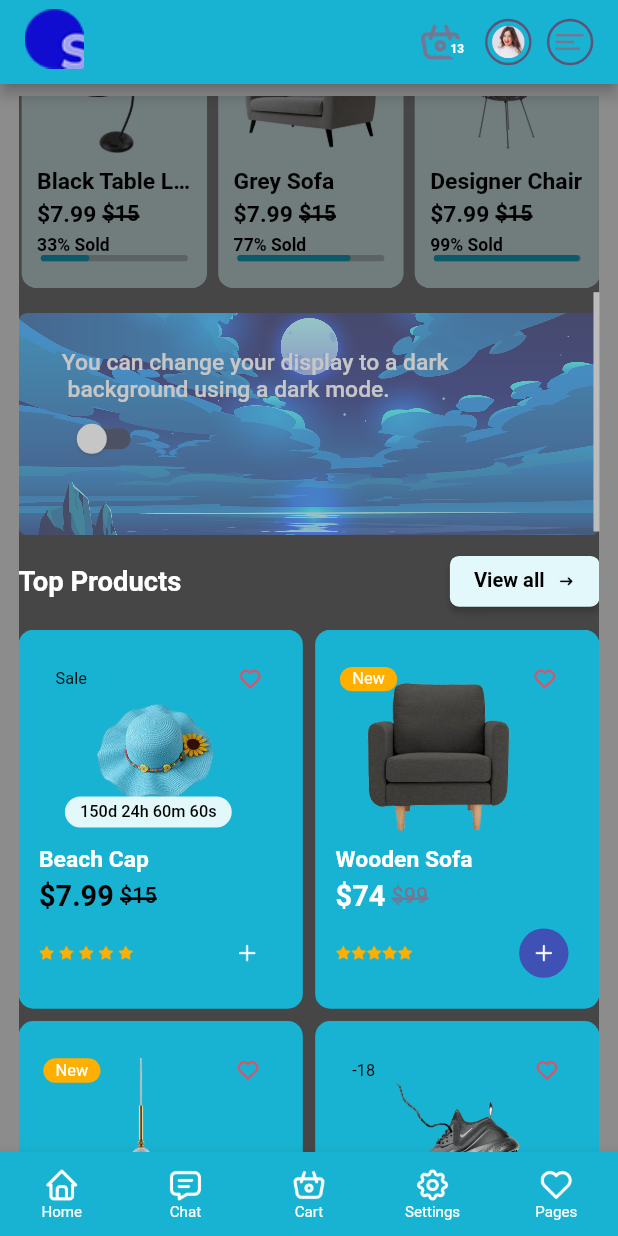
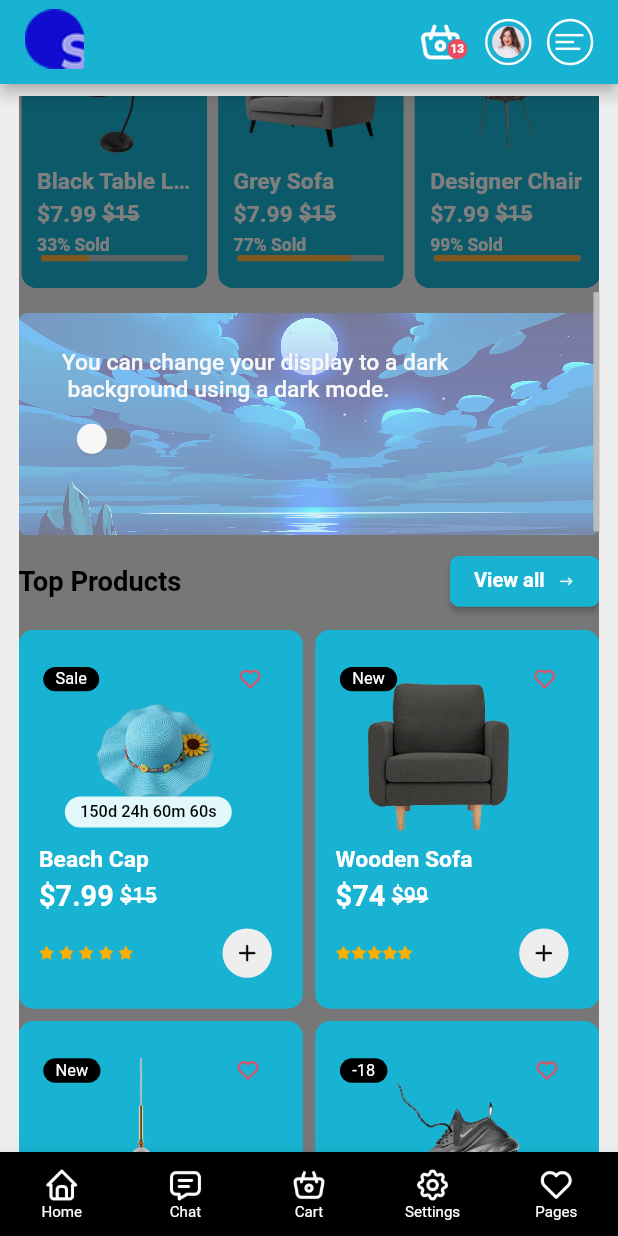
Before and after one commit to Alaminpk05/Suha, a Flutter app: the screen it shows after launch, scrolled down 576 dp, on a phone screen of 412 x 824 dp. Run offline on Flutter 3.47's test engine with Material 3 defaults, Android fonts, the light colour scheme and no system bars; drawn by our look-alikes of percent_indicator; our stand-ins replace badges, get_it, go_router, persistent_bottom_nav_bar, responsive_sizer, smooth_page_indicator; Roboto replaces fonts that are missing (PlusJakartaSans-Regular.ttf).

Commit message:
optimized color access

```diff
--- a/lib/features/home/Widgets/SectionWidgets/cycloneoffer.dart
+++ b/lib/features/home/Widgets/SectionWidgets/cycloneoffer.dart
@@ -1,6 +1,7 @@
 import 'package:flutter/material.dart';
 import 'package:responsive_sizer/responsive_sizer.dart';
 import 'package:shuhaui/features/home/data/model/cycloneoffer.dart';
+import 'package:shuhaui/utils/constant/colors.dart';
 import 'package:shuhaui/utils/respnsive_helper.dart';
 import '../singlewidgets/cycloneofferCard.dart';
 
@@ -57,7 +58,7 @@
                 Text(
                   "Cyclone Offer",
                   style: TextStyle(
-                      color: Color.fromRGBO(226, 248, 251, 1),
+                      color: productsHeaderColor,
                       fontSize: 17.sp,
                       fontWeight: FontWeight.w700),
                   overflow: TextOverflow.ellipsis,
@@ -65,7 +66,7 @@
                 Text(
                   "${widget.digitDays}d ${widget.digitHours}h ${widget.digitMinutes}m ${widget.digitSeconds}s",
                   style: TextStyle(
-                      color: Colors.white,
+                      color: timerColor,
                       fontSize: mobile ? 17.sp : 15.5.sp,
                       fontWeight: FontWeight.w500),
                   overflow: TextOverflow.ellipsis,
--- a/lib/features/home/Widgets/SectionWidgets/homeappbar.dart
+++ b/lib/features/home/Widgets/SectionWidgets/homeappbar.dart
@@ -1,6 +1,7 @@
 import 'package:flutter/material.dart';
 import 'package:responsive_sizer/responsive_sizer.dart';
 import 'package:shuhaui/features/home/Widgets/singlewidgets/textwidget.dart';
+import 'package:shuhaui/utils/constant/colors.dart';
 import 'package:shuhaui/utils/global_widgets/circuler_menu.dart';
 import 'package:shuhaui/utils/respnsive_helper.dart';
 
@@ -46,6 +47,7 @@
                   width: mobile?8.5.w:6.2.w,
                   child: Image.asset(
                     // height: mobile?4.20.h:0.h,
+                    color: appbariconColor,
                     "assets/basket (1).png",
                     fit: BoxFit.contain,
                   ),
@@ -56,8 +58,8 @@
                     child:Container(
                       constraints: BoxConstraints(maxHeight:1.65.h,
                       minWidth: 4.2.w),
-                      decoration: const BoxDecoration(
-                        color: Color.fromRGBO(24,179,210,1),
+                      decoration:  BoxDecoration(
+                        color: badgeColor,
                         // Color.fromRGBO(98, 90, 250, 1),
                         shape: BoxShape.circle
 
@@ -85,8 +87,7 @@
           decoration:  BoxDecoration(
             shape: BoxShape.circle,
             border: Border.all(
-              color: const Color.fromRGBO(
-                  92, 83, 121, 1),
+              color: appbariconColor,
               width: mobile?0.38.w:0.3.w,
             ),
 
--- a/lib/features/home/Widgets/SectionWidgets/topproducts.dart
+++ b/lib/features/home/Widgets/SectionWidgets/topproducts.dart
@@ -2,6 +2,7 @@
 import 'package:responsive_sizer/responsive_sizer.dart';
 import 'package:shuhaui/features/home/data/model/top_product.dart';
 import 'package:shuhaui/features/shop_grid.dart';
+import 'package:shuhaui/utils/constant/colors.dart';
 import 'package:shuhaui/utils/respnsive_helper.dart';
 
 import '../singlewidgets/topProductwithouttime.dart';
@@ -102,7 +103,7 @@
                         minibuttoncolor: const Color.fromRGBO(255, 175, 0, 1),
                         minibuttonword2: item.minibuttonword,
                         mobile: mobile,
-                        textcolor: Colors.white,
+                        textcolor: textColor,
                         tablet: tablet,
                         width: mobile ? 45.w : 30.w);
               });
--- a/lib/features/home/Widgets/singlewidgets/categorybuttonwidget.dart
+++ b/lib/features/home/Widgets/singlewidgets/categorybuttonwidget.dart
@@ -1,6 +1,7 @@
 import 'package:flutter/cupertino.dart';
 import 'package:flutter/material.dart';
 import 'package:responsive_sizer/responsive_sizer.dart';
+import 'package:shuhaui/utils/constant/colors.dart';
 import 'package:shuhaui/utils/respnsive_helper.dart';
 
 class CategoryWidget extends StatelessWidget {
@@ -25,7 +26,7 @@
           height: mobile ? 14.h : 1.h,
           width: mobile ? 22.w : 16.4.w,
           decoration: BoxDecoration(
-              color:Color.fromRGBO(226, 248, 251, 1),
+              color: productColor,
               // const Color.fromRGBO(36, 38, 68, 1),
               borderRadius: BorderRadius.circular(12.sp)),
           child: Column(
@@ -46,7 +47,7 @@
               regularfont(
                 text: text,
                 fontsize: mobile ? 15.sp : 13.3.sp,
-                color:Colors.black
+                color:textColor
                 // const Color.fromRGBO(116, 119, 148, 0.8),
               )
             ],
--- a/lib/features/home/Widgets/singlewidgets/collectionscard.dart
+++ b/lib/features/home/Widgets/singlewidgets/collectionscard.dart
@@ -4,6 +4,7 @@
 import 'package:flutter/material.dart';
 import 'package:responsive_sizer/responsive_sizer.dart';
 import 'package:shuhaui/features/home/Widgets/singlewidgets/textwidget.dart';
+import 'package:shuhaui/utils/constant/colors.dart';
 import 'package:shuhaui/utils/respnsive_helper.dart';
 
 class CollectionCard extends StatelessWidget {
@@ -79,7 +80,7 @@
               badgeAnimation: const badges.BadgeAnimation.scale(),
               badgeStyle: BadgeStyle(
 
-                badgeColor: const Color.fromRGBO(234,76,98, 1),
+                badgeColor: badgeColor,
                 shape: badges.BadgeShape.square,
                 borderRadius: BorderRadius.circular(11.sp),
               ),
--- a/lib/features/home/Widgets/singlewidgets/cycloneofferCard.dart
+++ b/lib/features/home/Widgets/singlewidgets/cycloneofferCard.dart
@@ -1,6 +1,7 @@
 import 'package:flutter/material.dart';
 import 'package:percent_indicator/linear_percent_indicator.dart';
 import 'package:responsive_sizer/responsive_sizer.dart';
+import 'package:shuhaui/utils/constant/colors.dart';
 
 import 'package:shuhaui/utils/respnsive_helper.dart';
 
@@ -31,7 +32,7 @@
               top: Mobile?0.5.h:2.h, left: Mobile?0.5.w:0.3.w,
               right: 0.65.h, bottom: Mobile?0.h:3.h),
           decoration: BoxDecoration(
-              color: Color.fromRGBO(226, 248, 251, 1),
+              color:productColor,
               //  const Color.fromRGBO(36, 38, 68, 1),
               borderRadius: BorderRadius.circular(10)),
           padding: EdgeInsets.only(
@@ -62,7 +63,7 @@
                       Text(
                         title!,
                         style: TextStyle(
-                             color: Colors.black,
+                             color: textColor,
                             fontSize: Mobile?16.sp:14.sp,
                             fontWeight: FontWeight.w700),
                         overflow: TextOverflow.ellipsis,
@@ -74,7 +75,7 @@
                         Text(
                           "\$7.99",
                           style: TextStyle(
-                              color: Colors.black,
+                              color: textColor,
                               fontSize: Mobile?16.sp:14.sp,
                               fontWeight: FontWeight.w700),
                           overflow: TextOverflow.ellipsis,
@@ -84,7 +85,7 @@
                           child: Text(
                             "\$15",
                             style: TextStyle(
-                              color: Colors.black,
+                              color: textColor,
                               fontSize: Mobile?15.5.sp:13.5.sp,
                               fontWeight: FontWeight.w600,
                               decoration: TextDecoration.lineThrough,
@@ -104,7 +105,7 @@
                           Text(
                             "${(value * 100).toStringAsFixed(0)}% Sold",
                             style: TextStyle(
-                               color: Colors.black,
+                               color:textColor,
                               fontSize: 14.sp,
                               fontWeight: FontWeight.w600,
                             ),
@@ -114,7 +115,7 @@
                             padding: EdgeInsets.symmetric(horizontal: Mobile?0.6.w:0),
                             lineHeight: 0.5.h,
                             percent: value,
-                            progressColor:const Color.fromRGBO(24,179,210,1),
+                            progressColor:productSoldColor,
                             //  const Color.fromRGBO(13, 110, 253, 1),
                           ),
                         ],
--- a/lib/features/home/Widgets/singlewidgets/topProductwithouttime.dart
+++ b/lib/features/home/Widgets/singlewidgets/topProductwithouttime.dart
@@ -1,5 +1,6 @@
 import 'package:flutter/material.dart';
 import 'package:responsive_sizer/responsive_sizer.dart';
+import 'package:shuhaui/utils/constant/colors.dart';
 import 'package:shuhaui/utils/global_widgets/circuler_menu.dart';
 import 'categorybuttonwidget.dart';
 
@@ -19,7 +20,7 @@
     // margin: EdgeInsets.only(
     //     top: 0.5.h, left: mobile?0.5.w:0, right: 1.h, bottom: 0.5.h),
     decoration: BoxDecoration(
-      color:Color.fromRGBO(24,179,210,1),
+      color:productColor,
       //  const Color.fromRGBO(36, 38, 68, 1),
       borderRadius: BorderRadius.circular(10),
     ),
@@ -44,14 +45,14 @@
                 // width: mobile ? 10.w : 5.w,
                 decoration: BoxDecoration(
 
-                  color: minibuttoncolor,
+                  color: miniButtonColor,
                   borderRadius: BorderRadius.circular(20.sp),
                 ),
                 child: Center(
                   child: Text(
                     minibuttonword2,
                     style: TextStyle(
-                      color: minibuttonword2=="Sale"|| minibuttonword2=="On Sale"?Colors.black:textcolor,
+                      color:miniButtonTextColor,
                       fontWeight: FontWeight.w400,
                       fontFamily: "PlusJakartaSans-Regular.ttf",
                       fontSize: mobile ? 13.5.sp : 12.sp,
@@ -79,7 +80,7 @@
           child: regularfont(
             text: name,
             fontsize: mobile ? 16.sp : 21.px,
-            color: Colors.white,
+            color: textcolor,
           ),
         ),
         Positioned(
@@ -91,7 +92,7 @@
               Text(
                 "\$74",
                 style: TextStyle(
-                  color: Colors.white,
+                  color: textcolor,
                   fontSize: mobile ? 18.sp : 23.px,
                   fontWeight: FontWeight.w700,
                 ),
@@ -101,11 +102,11 @@
               Text(
                 "\$99",
                 style: TextStyle(
-                  color: const Color.fromRGBO(116, 119, 148, 1),
+                  color: textColor,
                   fontSize: mobile ? 15.5.sp : 13.5.sp,
                   fontWeight: FontWeight.w500,
                   decoration: TextDecoration.lineThrough,
-                  decorationColor: const Color.fromRGBO(116, 119, 148, 1),
+                  decorationColor: textColor,
                   decorationThickness: 0.3.h,
                 ),
 
@@ -130,12 +131,13 @@
                     ? 4.h
                     : 2.5
                         .h, // Use 4.h for both dimensions to maintain the circle
-                decoration: const BoxDecoration(
-                  color: Colors.indigo,
+                decoration:  BoxDecoration(
+                  color: addButtonColor,
                   shape: BoxShape.circle,
                 ),
                 child: Center(
                     child: Image.asset(
+                      color: addButtoniconColor,
                   'assets/plus.png',
                   height: mobile ? 2.h : 2.h,
                   width: mobile ? 2.h : 1.5.h,
--- a/lib/features/home/Widgets/singlewidgets/topproductswithcountdownCard.dart
+++ b/lib/features/home/Widgets/singlewidgets/topproductswithcountdownCard.dart
@@ -1,6 +1,7 @@
 import 'package:flutter/material.dart';
 import 'package:responsive_sizer/responsive_sizer.dart';
 import 'package:shuhaui/features/home/Widgets/singlewidgets/textwidget.dart';
+import 'package:shuhaui/utils/constant/colors.dart';
 import 'categorybuttonwidget.dart';
 
 Widget topProductwithtime(
@@ -22,7 +23,7 @@
     // margin: EdgeInsets.only(
     //     top: 0.5.h, left:mobile?0.5.w:0, right: 1.h, bottom: 0.5.h),
     decoration: BoxDecoration(
-      color:Color.fromRGBO(24,179,210,1),
+      color:productColor,
       // const Color.fromRGBO(36, 38, 68, 1),
       borderRadius: BorderRadius.circular(10),
     ),
@@ -36,21 +37,16 @@
             mainAxisAlignment: MainAxisAlignment.spaceBetween,
             children: [
               Container(
-                // height: mobile ? 2.h : 1.5.h,
-                // width: mobile ? 9.5.w : 5.w,
                 padding: EdgeInsets.symmetric(horizontal: 2.w, vertical: 0.2.h),
                 decoration: BoxDecoration(
-                  color: miniButtoncolor,
+                  color: miniButtonColor,
                   borderRadius: BorderRadius.circular(20.sp),
                 ),
                 child: Center(
                   child: Text(
                     miniButtonword,
                     style: TextStyle(
-                      color: miniButtonword == "Sale" ||
-                              miniButtonword == "On Sale"
-                          ? Colors.black
-                          : textcolor,
+                      color:  miniButtonTextColor,
                       fontWeight: FontWeight.w400,
                       fontFamily: "PlusJakartaSans-Regular.ttf",
                       fontSize: mobile ? 13.5.sp : 12.sp,
@@ -104,7 +100,7 @@
           child: regularfont(
             text: name,
             fontsize: mobile ? 16.sp : 21.px,
-            color: Colors.white,
+            color: textColor
           ),
         ),
         Positioned(
@@ -116,7 +112,7 @@
               Text(
                 "\$7.99",
                 style: TextStyle(
-                  color: Colors.black,
+                  color: textColor,
                   fontSize: mobile ? 18.sp : 23.px,
                   fontWeight: FontWeight.w700,
                 ),
@@ -126,12 +122,12 @@
               Text(
                 "\$15",
                 style: TextStyle(
-                  color:Colors.black,
+                  color:textColor,
                   // const Color.fromRGBO(116, 119, 148, 1),
                   fontSize: mobile ? 15.5.sp : 13.5.sp,
                   fontWeight: FontWeight.w500,
                   decoration: TextDecoration.lineThrough,
-                  decorationColor:Colors.black,
+                  decorationColor:textColor,
                   //  const Color.fromRGBO(116, 119, 148, 1),
                   decorationThickness: 0.3.h,
                 ),
@@ -165,13 +161,14 @@
                     ? 4.h
                     : 2.5
                         .h, // Use 4.h for both dimensions to maintain the circle
-                decoration: const BoxDecoration(
-                  color: Color.fromRGBO(24,179,210,1),
+                decoration:  BoxDecoration(
+                  color: addButtonColor,
                   shape: BoxShape.circle,
                 ),
                 child: Center(
                     child: Image.asset(
                   'assets/plus.png',
+                  color: addButtoniconColor,
                   height: mobile ? 2.h : 2.h,
                   width: mobile ? 2.h : 1.5.h,
                 )),
--- a/lib/features/home/Widgets/singlewidgets/viewallButton.dart
+++ b/lib/features/home/Widgets/singlewidgets/viewallButton.dart
@@ -1,5 +1,6 @@
 import 'package:flutter/material.dart';
 import 'package:responsive_sizer/responsive_sizer.dart';
+import 'package:shuhaui/utils/constant/colors.dart';
 import 'package:shuhaui/utils/respnsive_helper.dart';
 
 import 'categorybuttonwidget.dart';
@@ -22,11 +23,11 @@
         mainAxisAlignment: MainAxisAlignment.spaceBetween,
         children: [
           regularfont(text:productListviewTitle,
-           fontsize: 17.5.sp, color: Colors.white,)
+           fontsize: 17.5.sp, color: productsHeaderColor,)
           ,
           ElevatedButton(onPressed: ontab,
               style: ElevatedButton.styleFrom(
-                  backgroundColor:Color.fromRGBO(226, 248, 251, 1),
+                  backgroundColor:viewButtonColor,
                   //  const Color.fromRGBO(36, 38, 68, 1),
                    minimumSize: Size(0.w,mobile?4.1.h:3.5.h),
 
@@ -39,10 +40,10 @@
                 children: [
                   regularfont(text: "View all",
                   fontsize: mobile?15.sp:13.5.sp,
-                      color: Colors.black),
+                      color: viewButtontextColor),
                   SizedBox(width: mobile?2.w:1.w,),
                   Image.asset('assets/arrow-narrow-right.png',
-                  color: Colors.black,
+                  color: viewButtontextColor,
                   height: 3.h,width: mobile?3.w:2.5.w,)
                 ],
               ))
--- a/lib/main.dart
+++ b/lib/main.dart
@@ -24,10 +24,10 @@
 
               //  Color.fromRGBO(51, 40, 88, 1),
             ),
-            scaffoldBackgroundColor: Colors.black26,
+            scaffoldBackgroundColor: Color.fromRGBO(238, 238, 238, 1),
             // const Color.fromRGBO(12, 21, 59, 1),
             bottomNavigationBarTheme: const BottomNavigationBarThemeData(
-              backgroundColor:Color.fromRGBO(24,179,210,1),
+              backgroundColor:Colors.black,
               //  Color.fromRGBO(51, 40, 88, 1),
             ),
             useMaterial3: false,
--- a/lib/utils/constant/colors.dart
+++ b/lib/utils/constant/colors.dart
@@ -1,3 +1,18 @@
 import 'package:flutter/material.dart';
 
 Color elevateTextButtonColor= const Color.fromRGBO(255, 255, 255, 0.98);
+Color productColor= const Color.fromRGBO(24,179,210,1);
+Color textColor=Colors.white;
+Color addButtonColor=Color.fromRGBO(238, 238, 238, 1);
+Color viewButtonColor=Color.fromRGBO(24,179,210,1);
+Color badgeColor=const Color.fromRGBO(234,76,98, 1);
+Color appbariconColor=Colors.white;
+Color addButtoniconColor=Colors.black;
+Color viewButtontextColor=Colors.white;
+Color productsHeaderColor=Colors.black;
+Color miniButtonColor=Colors.black;
+Color miniButtonTextColor=Colors.white;
+Color productSoldColor=Colors.orangeAccent;
+Color timerColor=Colors.black;
+Color filterCardColor=Colors.white;
+Color filteritemColor=Colors.black;
--- a/lib/utils/global_widgets/circuler_menu.dart
+++ b/lib/utils/global_widgets/circuler_menu.dart
@@ -2,6 +2,7 @@
 import 'package:flutter/material.dart';
 import 'package:responsive_sizer/responsive_sizer.dart';
 import 'package:shuhaui/features/pages/pages.dart';
+import 'package:shuhaui/utils/constant/colors.dart';
 import 'package:shuhaui/utils/global_widgets/custom_simple_appbar.dart';
 import 'package:shuhaui/utils/respnsive_helper.dart';
 
@@ -20,8 +21,7 @@
       decoration: BoxDecoration(
         shape: BoxShape.circle,
         border: Border.all(
-          color: const Color.fromRGBO(
-              92, 83, 121, 1), // Border color (outer circle)
+          color: appbariconColor, // Border color (outer circle)
           width: mobile ? 0.4.w : 0.3.w, // Width of the outer circle
         ),
       ),
@@ -42,9 +42,10 @@
 
 Widget _buildLine(double isWidth, double height) {
   return Container(
+
     width: isWidth, // Adjust width of the lines
     height: height, // Thickness of the lines
-    color: const Color.fromRGBO(116, 119, 148, 1), // Line color
+    color: appbariconColor, // Line color
   );
 }
 
```
Also changed, not shown: lib/features/home/Widgets/SectionWidgets/search&filter.dart (+6 -3 lines), lib/features/home/Widgets/singlewidgets/featuredproducts.dart (+6 -6 lines), lib/features/home/Widgets/singlewidgets/weeklybestsellerscard.dart (+11 -11 lines), pubspec.lock.
